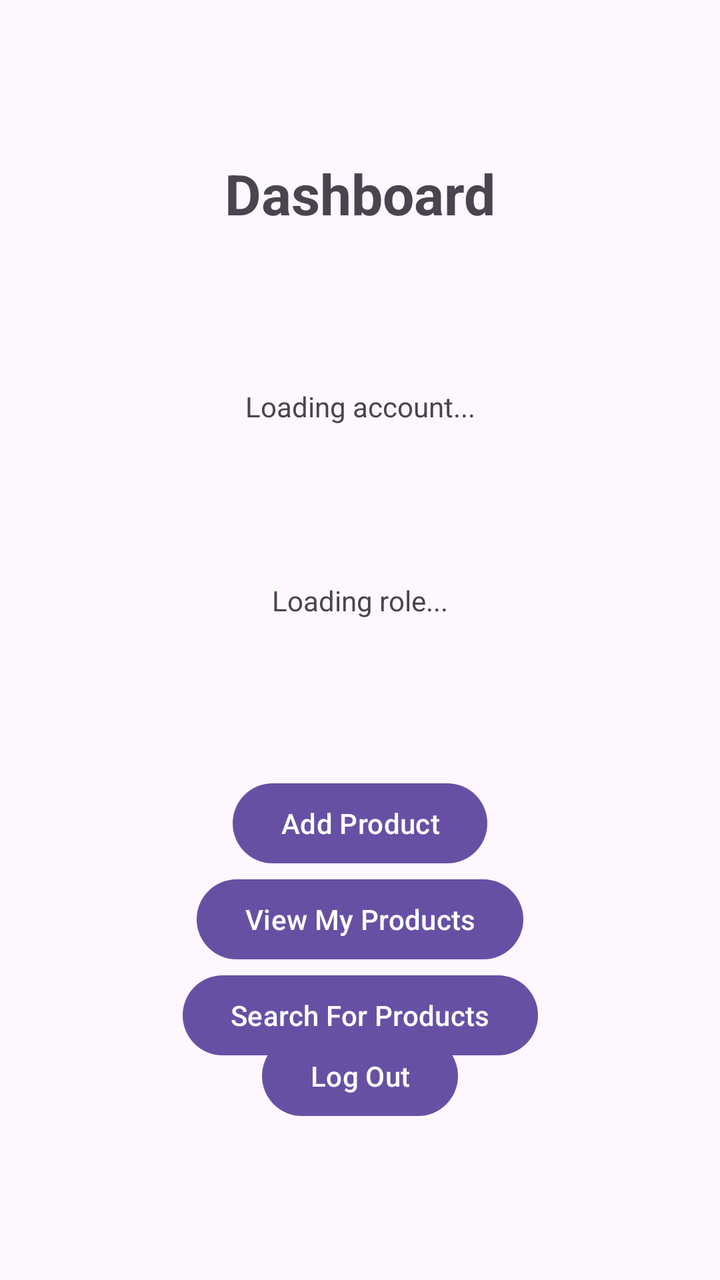
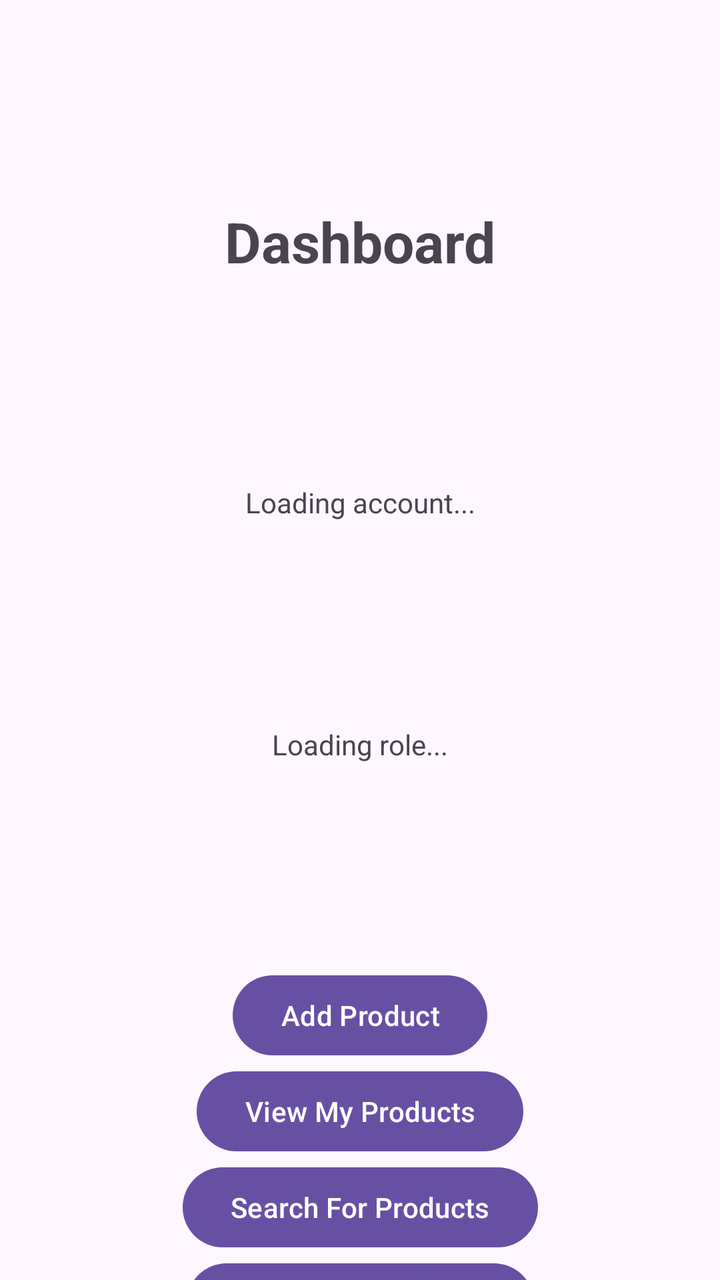

Two renders of the same Android screen: before a commit and after it. Below are the layout's source before the change and the commit's diff.
<!-- AndroidManifest.xml: application theme Theme._3130_grp8_app -->
<!-- res/layout/activity_role_specific_dashboard.xml -->
<?xml version="1.0" encoding="utf-8"?>
<androidx.constraintlayout.widget.ConstraintLayout xmlns:android="http://schemas.android.com/apk/res/android"
    xmlns:app="http://schemas.android.com/apk/res-auto"
    android:id="@+id/roleSelectionMain"
    android:layout_width="match_parent"
    android:layout_height="match_parent">

    <TextView
        android:id="@+id/dashboardTitle"
        android:layout_width="wrap_content"
        android:layout_height="wrap_content"
        android:text="Dashboard"
        android:textSize="28sp"
        android:textStyle="bold"
        app:layout_constraintEnd_toEndOf="parent"
        app:layout_constraintStart_toStartOf="parent"
        app:layout_constraintTop_toTopOf="parent"
        app:layout_constraintBottom_toTopOf="@id/dashboardEmail"/>

    <TextView
        android:id="@+id/dashboardEmail"
        android:layout_width="wrap_content"
        android:layout_height="wrap_content"
        android:text="Loading account..."
        app:layout_constraintEnd_toEndOf="parent"
        app:layout_constraintStart_toStartOf="parent"
        app:layout_constraintTop_toBottomOf="@id/dashboardTitle"
        app:layout_constraintBottom_toTopOf="@id/dashboardRole"/>

    <TextView
        android:id="@+id/dashboardRole"
        android:layout_width="wrap_content"
        android:layout_height="wrap_content"
        android:text="Loading role..."
        app:layout_constraintEnd_toEndOf="parent"
        app:layout_constraintStart_toStartOf="parent"
        app:layout_constraintTop_toBottomOf="@id/dashboardEmail"
        app:layout_constraintBottom_toTopOf="@id/productButton"/>

    <Button
        android:id="@+id/productButton"
        android:layout_width="wrap_content"
        android:layout_height="wrap_content"
        android:text="Add Product"
        app:layout_constraintEnd_toEndOf="parent"
        app:layout_constraintStart_toStartOf="parent"
        app:layout_constraintTop_toBottomOf="@id/dashboardRole"
        app:layout_constraintBottom_toTopOf="@id/logoutButton"/>

    <Button
        android:id="@+id/viewMyProductsButton"
        android:layout_width="wrap_content"
        android:layout_height="wrap_content"
        android:text="View My Products"
        app:layout_constraintEnd_toEndOf="parent"
        app:layout_constraintStart_toStartOf="parent"
        app:layout_constraintTop_toBottomOf="@id/productButton" />

    <Button
        android:id="@+id/searchForProductsButton"
        android:layout_width="wrap_content"
        android:layout_height="wrap_content"
        android:text="Search For Products"
        app:layout_constraintEnd_toEndOf="parent"
        app:layout_constraintStart_toStartOf="parent"
        app:layout_constraintTop_toBottomOf="@id/viewMyProductsButton"/>

    <Button
        android:id="@+id/logoutButton"
        android:layout_width="wrap_content"
        android:layout_height="wrap_content"
        android:text="Log Out"
        app:layout_constraintBottom_toBottomOf="parent"
        app:layout_constraintEnd_toEndOf="parent"
        app:layout_constraintStart_toStartOf="parent"
        app:layout_constraintTop_toBottomOf="@id/productButton"/>

</androidx.constraintlayout.widget.ConstraintLayout>
<!-- resources referenced by this layout -->
<resources>
  <style name="Theme._3130_grp8_app" parent="Base.Theme._3130_grp8_app" />
  <style name="Base.Theme._3130_grp8_app" parent="Theme.Material3.DayNight.NoActionBar">
          
          
      </style>
</resources>

<!-- the commit's change to res/layout/activity_role_specific_dashboard.xml (unified diff, before → after) -->
@@ -66,6 +66,15 @@
         app:layout_constraintTop_toBottomOf="@id/viewMyProductsButton"/>
 
     <Button
+        android:id="@+id/transactionHistoryButton"
+        android:layout_width="wrap_content"
+        android:layout_height="wrap_content"
+        android:text="Transaction History"
+        app:layout_constraintEnd_toEndOf="parent"
+        app:layout_constraintStart_toStartOf="parent"
+        app:layout_constraintTop_toBottomOf="@id/searchForProductsButton" />
+
+    <Button
         android:id="@+id/logoutButton"
         android:layout_width="wrap_content"
         android:layout_height="wrap_content"
@@ -73,6 +82,6 @@
         app:layout_constraintBottom_toBottomOf="parent"
         app:layout_constraintEnd_toEndOf="parent"
         app:layout_constraintStart_toStartOf="parent"
-        app:layout_constraintTop_toBottomOf="@id/productButton"/>
+        app:layout_constraintTop_toBottomOf="@id/transactionHistoryButton"/>
 
 </androidx.constraintlayout.widget.ConstraintLayout>
